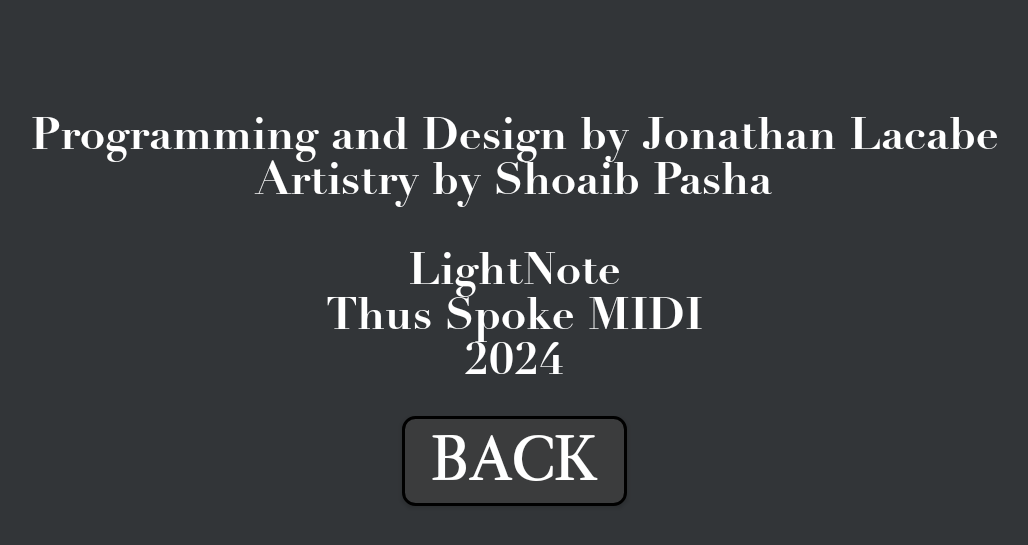
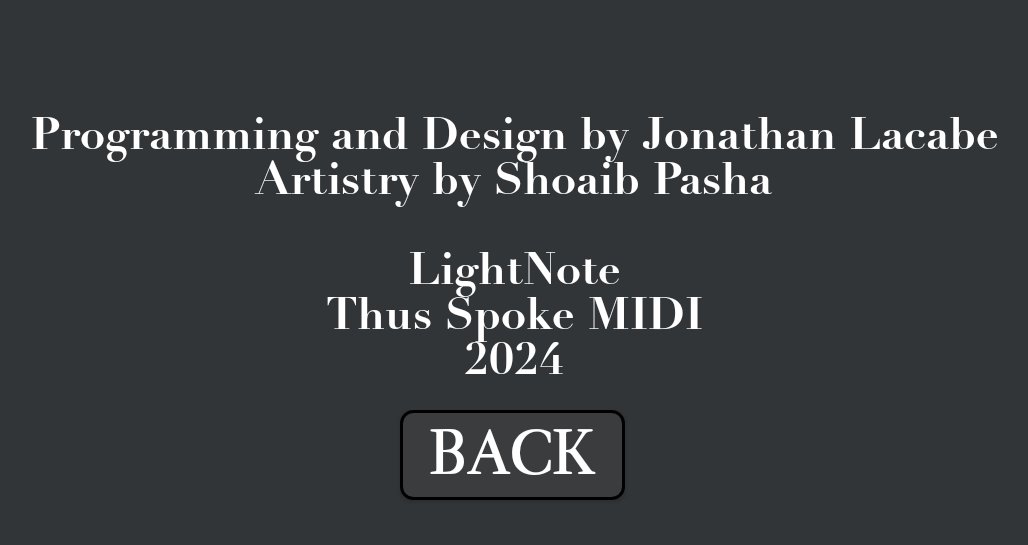
Before and after one commit to JonathanLacabe/LightNote, an Android app built with Jetpack Compose: the FaqActivity screen opened directly, with no data from a screen before it, on a phone screen of 824 x 412 dp (held sideways). Shown: the top 545 px of the screen, without its empty margins (104-1132 px from the left). Run offline under Robolectric (Android 15) with nearby library versions, the phone set to English and light mode, and no system bars.

Commit message:
slight improvement to faq screen
It still looks somewhat disasterous, but it is being redesigned by shoaib currently

```diff
--- a/app/src/main/res/layout/activity_faq.xml
+++ b/app/src/main/res/layout/activity_faq.xml
@@ -28,15 +28,16 @@
         android:id="@+id/backButton"
         android:layout_width="150dp"
         android:layout_height="60dp"
-        android:layout_marginTop="12dp"
+        android:layout_marginTop="8dp"
         android:background="@drawable/button_background"
+        android:fontFamily="@font/quadriga_bq"
         android:text="Back"
+        android:textColor="#FFFFFF"
         android:textSize="42sp"
-        android:textColor="#FFFFFF"
-        android:fontFamily="@font/quadriga_bq"
+        app:layout_constraintEnd_toEndOf="parent"
+        app:layout_constraintHorizontal_bias="0.499"
+        app:layout_constraintStart_toStartOf="parent"
         app:layout_constraintTop_toBottomOf="@id/faqText"
-        app:layout_constraintStart_toStartOf="parent"
-        app:layout_constraintEnd_toEndOf="parent"
-        app:layout_constraintWidth_percent="0.3"/>
+        app:layout_constraintWidth_percent="0.3" />
 
 </androidx.constraintlayout.widget.ConstraintLayout>
```
